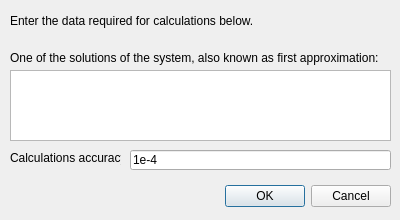
vla5924-practice/computational-methods, file 02_systems/ui/datarequestdialog.ui: the form before one commit.
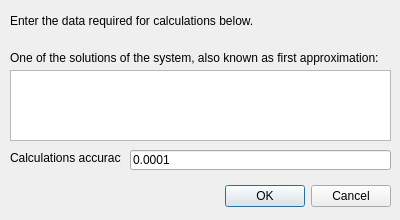
The form after the commit.

What changed in the file:
```diff
--- a/02_systems/ui/datarequestdialog.ui
+++ b/02_systems/ui/datarequestdialog.ui
@@ -75,7 +75,7 @@
     </rect>
    </property>
    <property name="text">
-    <string>1e-4</string>
+    <string>0.0001</string>
    </property>
    <property name="readOnly">
     <bool>true</bool>
```
